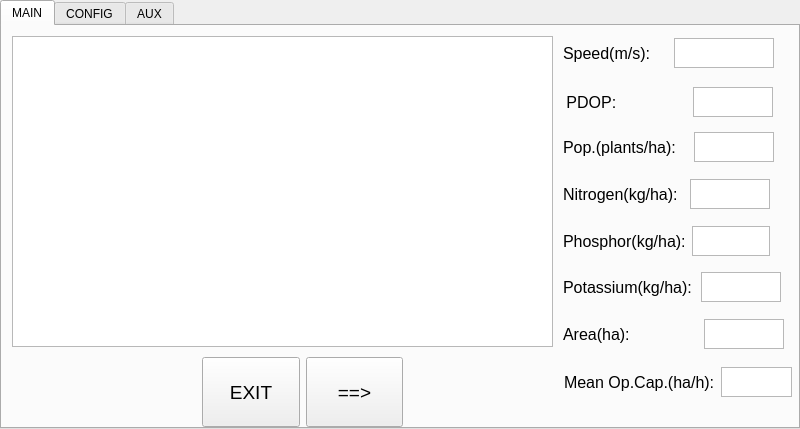
Before: the Qt Designer form SourceCode/seeder_ui_v02.ui in LabDig/SemeaPy5, drawn with Qt 5.
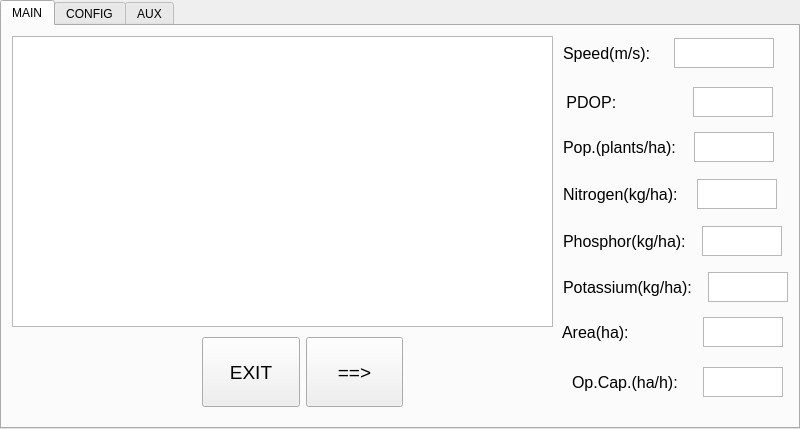
After: the same form once the commit is applied. Icons and pictures are not drawn.

Commit message: Interface Celula Carga Atualizada

What changed in the file:
```diff
--- a/SourceCode/seeder_ui_v02.ui
+++ b/SourceCode/seeder_ui_v02.ui
@@ -65,15 +65,15 @@
       <x>10</x>
       <y>10</y>
       <width>541</width>
-      <height>311</height>
+      <height>291</height>
      </rect>
     </property>
    </widget>
-   <widget class="QWidget" name="">
+   <widget class="QWidget" name="layoutWidget">
     <property name="geometry">
      <rect>
       <x>200</x>
-      <y>330</y>
+      <y>310</y>
       <width>201</width>
       <height>72</height>
      </rect>
@@ -129,11 +129,11 @@
      </item>
     </layout>
    </widget>
-   <widget class="QWidget" name="">
+   <widget class="QWidget" name="layoutWidget">
     <property name="geometry">
      <rect>
-      <x>561</x>
-      <y>292</y>
+      <x>560</x>
+      <y>290</y>
       <width>221</width>
       <height>32</height>
      </rect>
@@ -168,12 +168,12 @@
      </item>
     </layout>
    </widget>
-   <widget class="QWidget" name="">
+   <widget class="QWidget" name="layoutWidget">
     <property name="geometry">
      <rect>
       <x>561</x>
       <y>199</y>
-      <width>207</width>
+      <width>219</width>
       <height>32</height>
      </rect>
     </property>
@@ -207,7 +207,7 @@
      </item>
     </layout>
    </widget>
-   <widget class="QWidget" name="">
+   <widget class="QWidget" name="layoutWidget">
     <property name="geometry">
      <rect>
       <x>561</x>
@@ -246,7 +246,7 @@
      </item>
     </layout>
    </widget>
-   <widget class="QWidget" name="">
+   <widget class="QWidget" name="layoutWidget">
     <property name="geometry">
      <rect>
       <x>561</x>
@@ -285,12 +285,12 @@
      </item>
     </layout>
    </widget>
-   <widget class="QWidget" name="">
+   <widget class="QWidget" name="layoutWidget">
     <property name="geometry">
      <rect>
       <x>561</x>
       <y>245</y>
-      <width>218</width>
+      <width>225</width>
       <height>32</height>
      </rect>
     </property>
@@ -324,12 +324,12 @@
      </item>
     </layout>
    </widget>
-   <widget class="QWidget" name="">
+   <widget class="QWidget" name="layoutWidget">
     <property name="geometry">
      <rect>
       <x>561</x>
       <y>152</y>
-      <width>207</width>
+      <width>214</width>
       <height>32</height>
      </rect>
     </property>
@@ -363,46 +363,7 @@
      </item>
     </layout>
    </widget>
-   <widget class="QWidget" name="">
-    <property name="geometry">
-     <rect>
-      <x>562</x>
-      <y>340</y>
-      <width>228</width>
-      <height>32</height>
-     </rect>
-    </property>
-    <layout class="QHBoxLayout" name="horizontalLayout_9">
-     <item>
-      <widget class="QLabel" name="label_34">
-       <property name="font">
-        <font>
-         <pointsize>12</pointsize>
-        </font>
-       </property>
-       <property name="text">
-        <string>Mean Op.Cap.(ha/h):</string>
-       </property>
-      </widget>
-     </item>
-     <item>
-      <widget class="QPlainTextEdit" name="ql_opcap">
-       <property name="maximumSize">
-        <size>
-         <width>80</width>
-         <height>30</height>
-        </size>
-       </property>
-       <property name="font">
-        <font>
-         <pointsize>10</pointsize>
-        </font>
-       </property>
-      </widget>
-     </item>
-    </layout>
-   </widget>
-   <widget class="QWidget" name="">
+   <widget class="QWidget" name="layoutWidget">
     <property name="geometry">
      <rect>
       <x>560</x>
@@ -441,6 +402,45 @@
      </item>
     </layout>
    </widget>
+   <widget class="QWidget" name="">
+    <property name="geometry">
+     <rect>
+      <x>570</x>
+      <y>340</y>
+      <width>211</width>
+      <height>32</height>
+     </rect>
+    </property>
+    <layout class="QHBoxLayout" name="horizontalLayout_9">
+     <item>
+      <widget class="QLabel" name="label_34">
+       <property name="font">
+        <font>
+         <pointsize>12</pointsize>
+        </font>
+       </property>
+       <property name="text">
+        <string>Op.Cap.(ha/h):</string>
+       </property>
+      </widget>
+     </item>
+     <item>
+      <widget class="QPlainTextEdit" name="ql_opcap">
+       <property name="maximumSize">
+        <size>
+         <width>80</width>
+         <height>30</height>
+        </size>
+       </property>
+       <property name="font">
+        <font>
+         <pointsize>10</pointsize>
+        </font>
+       </property>
+      </widget>
+     </item>
+    </layout>
+   </widget>
   </widget>
   <widget class="QWidget" name="config">
    <attribute name="title">
@@ -450,7 +450,7 @@
     <property name="geometry">
      <rect>
       <x>10</x>
-      <y>140</y>
+      <y>130</y>
       <width>761</width>
       <height>42</height>
      </rect>
```
Left out of the diff: 61 changed lines with no effect on the pictures. The commit also changes 6 other files.
